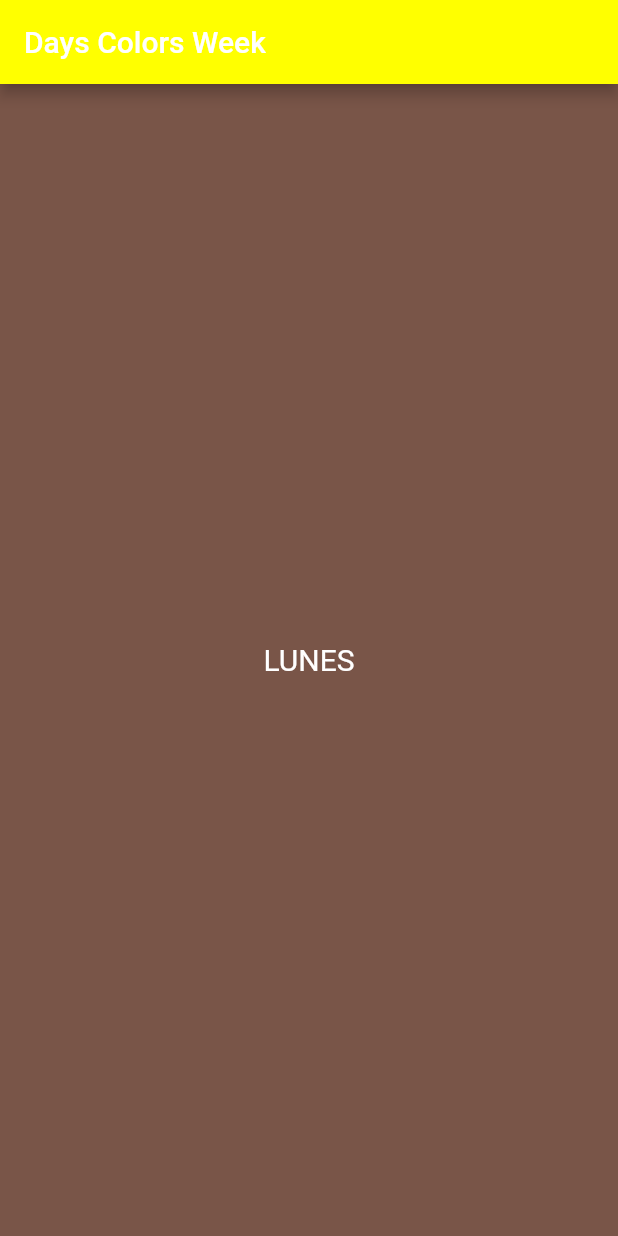
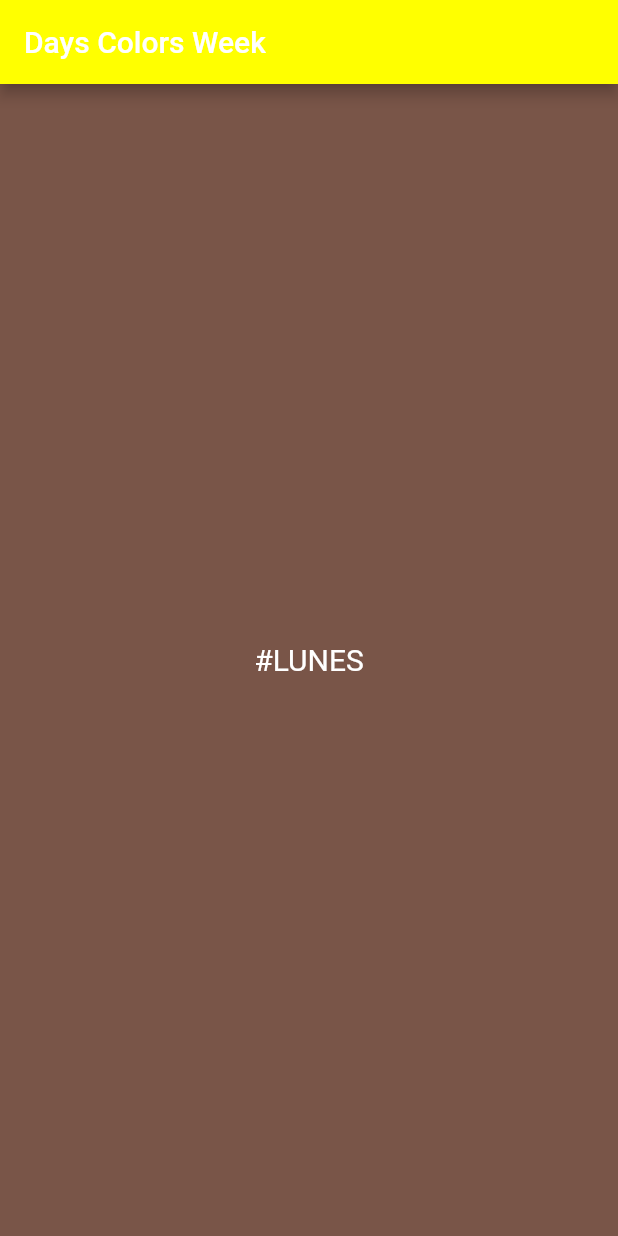
Before and after one commit to Alejandro9415/Colors-Day-Week, a Flutter app: the screen it shows after launch, on a phone screen of 412 x 824 dp. Run offline on Flutter 3.47's test engine with Material 2 defaults, Android fonts, the light colour scheme and no system bars.

Commit message:
Add files via upload

```diff
--- a/lib/main.dart
+++ b/lib/main.dart
@@ -69,7 +69,7 @@ class _MyAppState extends State<MyApp> {
           alignment: Alignment.center,
           color: _color,
           child: Text(
-            _dia.toUpperCase(),
+            '#${_dia.toUpperCase()}',
             style: const TextStyle(color: Colors.white, fontSize: 20),
           ),
         ),
```
